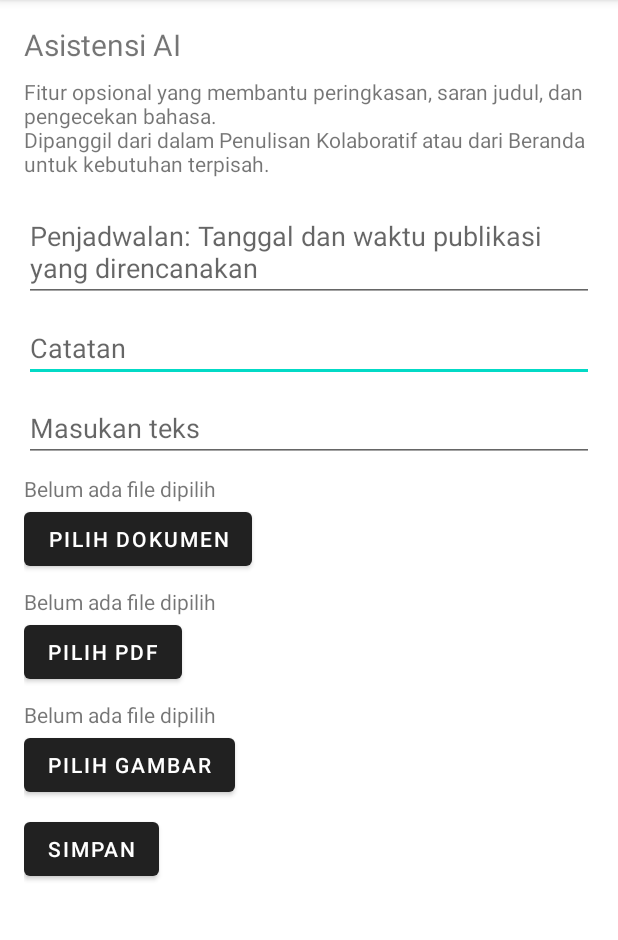
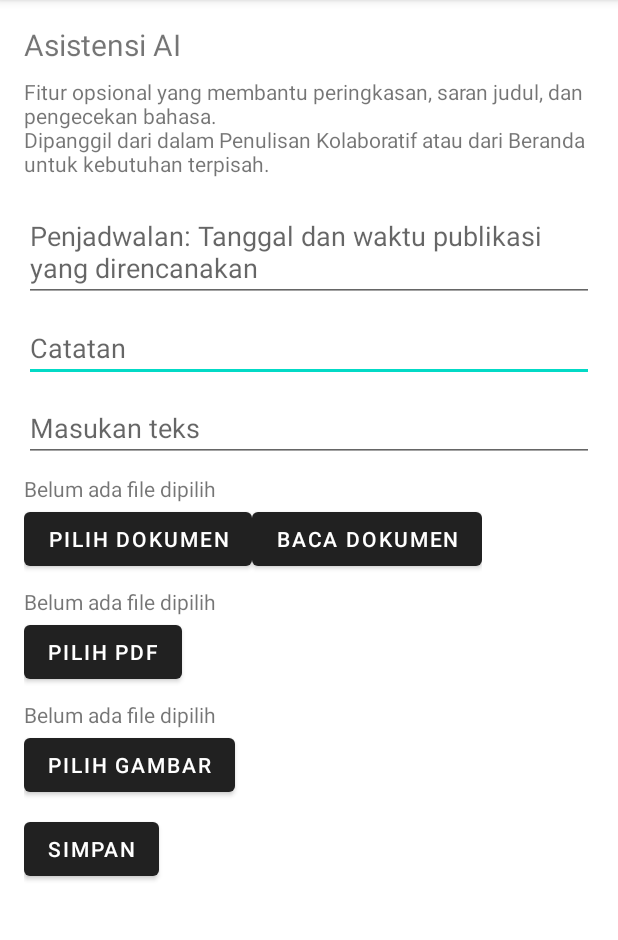
Before and after one commit to cicero78M/PenmasNews, an Android app: the AIHelperActivity screen opened directly, with no data from a screen before it, on a phone screen of 412 x 824 dp, the part 84-1024 px from its top. Run offline under Robolectric (Android 15) with nearby library versions, the phone set to English and light mode, and no system bars.

Commit message:
Add read document button

```diff
--- a/app/src/main/java/com/example/penmasnews/ui/AIHelperActivity.kt
+++ b/app/src/main/java/com/example/penmasnews/ui/AIHelperActivity.kt
@@ -18,6 +18,7 @@ class AIHelperActivity : AppCompatActivity() {
     private val pickDoc = 100
     private val pickPdf = 101
     private val pickImage = 102
+    private var docUri: Uri? = null
     override fun onCreate(savedInstanceState: Bundle?) {
         super.onCreate(savedInstanceState)
         setContentView(R.layout.activity_ai_helper)
@@ -29,6 +30,7 @@ class AIHelperActivity : AppCompatActivity() {
         val pdfText = findViewById<TextView>(R.id.textPdf)
         val imageText = findViewById<TextView>(R.id.textImage)
         val docButton = findViewById<Button>(R.id.buttonChooseDoc)
+        val readDocButton = findViewById<Button>(R.id.buttonReadDoc)
         val pdfButton = findViewById<Button>(R.id.buttonChoosePdf)
         val imageButton = findViewById<Button>(R.id.buttonChooseImage)
         val saveButton = findViewById<Button>(R.id.buttonSave)
@@ -45,6 +47,12 @@ class AIHelperActivity : AppCompatActivity() {
         dateEdit.setOnClickListener { showDatePicker(dateEdit) }
 
         docButton.setOnClickListener { pickDocFile() }
+        readDocButton.setOnClickListener {
+            docUri?.let { uri ->
+                val text = readFileText(uri)
+                inputEdit.setText(text)
+            }
+        }
         pdfButton.setOnClickListener { pickFile("application/pdf", pickPdf) }
         imageButton.setOnClickListener { pickFile("image/*", pickImage) }
 
@@ -110,10 +118,8 @@ class AIHelperActivity : AppCompatActivity() {
         val name = uri.lastPathSegment ?: uri.toString()
         when (requestCode) {
             pickDoc -> {
+                docUri = uri
                 findViewById<TextView>(R.id.textDoc).text = name
-                val mime = contentResolver.getType(uri)
-                val text = if (mime == "application/msword") readFileText(uri) else ""
-                findViewById<EditText>(R.id.editInputText).setText(text)
             }
             pickPdf -> findViewById<TextView>(R.id.textPdf).text = name
             pickImage -> findViewById<TextView>(R.id.textImage).text = name
--- a/app/src/main/res/layout/activity_ai_helper.xml
+++ b/app/src/main/res/layout/activity_ai_helper.xml
@@ -51,11 +51,23 @@
             android:text="@string/label_no_file"
             android:layout_marginTop="8dp" />
 
-        <Button
-            android:id="@+id/buttonChooseDoc"
+        <LinearLayout
+            android:orientation="horizontal"
             android:layout_width="wrap_content"
-            android:layout_height="wrap_content"
-            android:text="@string/button_choose_doc" />
+            android:layout_height="wrap_content">
+
+            <Button
+                android:id="@+id/buttonChooseDoc"
+                android:layout_width="wrap_content"
+                android:layout_height="wrap_content"
+                android:text="@string/button_choose_doc" />
+
+            <Button
+                android:id="@+id/buttonReadDoc"
+                android:layout_width="wrap_content"
+                android:layout_height="wrap_content"
+                android:text="@string/button_read_doc" />
+        </LinearLayout>
 
         <TextView
             android:id="@+id/textPdf"
--- a/app/src/main/res/values/strings.xml
+++ b/app/src/main/res/values/strings.xml
@@ -25,6 +25,7 @@
     <string name="action_save">Simpan</string>
     <string name="hint_input_text">Masukan teks</string>
     <string name="button_choose_doc">Pilih Dokumen</string>
+    <string name="button_read_doc">Baca Dokumen</string>
     <string name="button_choose_pdf">Pilih PDF</string>
     <string name="button_choose_image">Pilih Gambar</string>
     <string name="label_no_file">Belum ada file dipilih</string>
```
